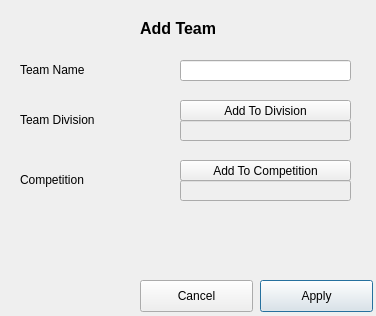
Above: addteamdialog.ui from stefanmarjanovic/Comp before the change. Below: the same form after it.
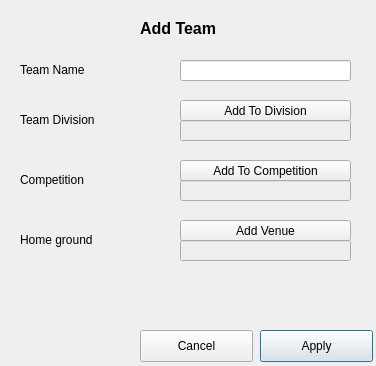
That is the form after the change.

Commit message:
Add Venue Selector
Updates:
- associate a specific team with a home venue

Diff of the .ui file:
```diff
--- a/addteamdialog.ui
+++ b/addteamdialog.ui
@@ -7,7 +7,7 @@
     <x>0</x>
     <y>0</y>
     <width>376</width>
-    <height>316</height>
+    <height>366</height>
    </rect>
   </property>
   <property name="windowTitle">
@@ -17,7 +17,7 @@
    <property name="geometry">
     <rect>
      <x>140</x>
-     <y>280</y>
+     <y>330</y>
      <width>113</width>
      <height>32</height>
     </rect>
@@ -30,7 +30,7 @@
    <property name="geometry">
     <rect>
      <x>260</x>
-     <y>280</y>
+     <y>330</y>
      <width>113</width>
      <height>32</height>
     </rect>
@@ -178,6 +178,48 @@
     <string>Add Team</string>
    </property>
   </widget>
+  <widget class="QPushButton" name="venueSearch">
+   <property name="geometry">
+    <rect>
+     <x>180</x>
+     <y>220</y>
+     <width>171</width>
+     <height>21</height>
+    </rect>
+   </property>
+   <property name="text">
+    <string>Add Venue</string>
+   </property>
+  </widget>
+  <widget class="QLineEdit" name="venueID">
+   <property name="enabled">
+    <bool>false</bool>
+   </property>
+   <property name="geometry">
+    <rect>
+     <x>180</x>
+     <y>240</y>
+     <width>171</width>
+     <height>21</height>
+    </rect>
+   </property>
+   <property name="acceptDrops">
+    <bool>false</bool>
+   </property>
+  </widget>
+  <widget class="QLabel" name="label_4">
+   <property name="geometry">
+    <rect>
+     <x>20</x>
+     <y>230</y>
+     <width>121</width>
+     <height>20</height>
+    </rect>
+   </property>
+   <property name="text">
+    <string>Home ground </string>
+   </property>
+  </widget>
  </widget>
  <tabstops>
   <tabstop>teamName</tabstop>
```
The commit also changes 13 other files.
